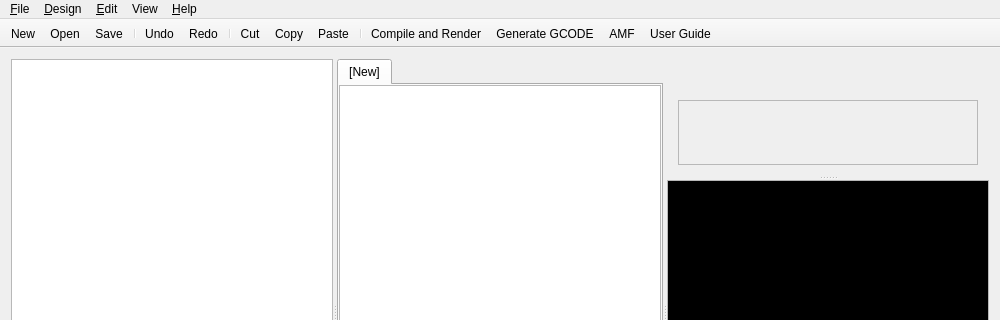
Above: src/ui/mainwindow.ui from GilesBathgate/RapCAD before the change; both pictures show x 0 to 1000 and y 0 to 320 of the 1000 by 600 pixel window. Below: the same form after it.
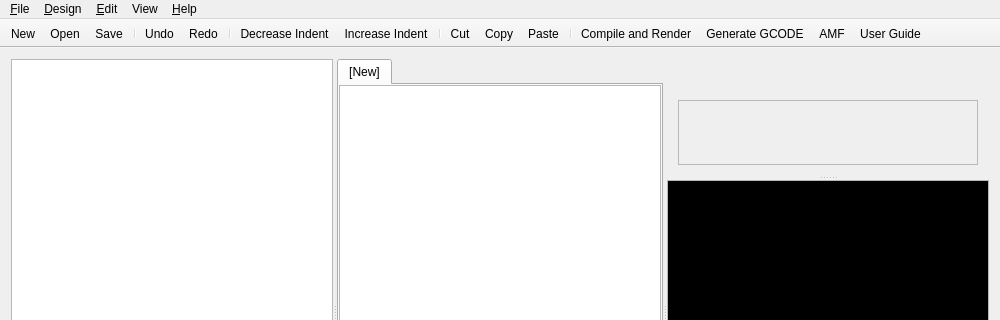
That is the form after the change. Icons and pictures are not drawn. Custom widgets are drawn as their Qt base class.

Commit message: Add selected text indent/unindent

What changed in the file:
```diff
--- a/src/ui/mainwindow.ui
+++ b/src/ui/mainwindow.ui
@@ -284,6 +284,9 @@
    <addaction name="actionUndo"/>
    <addaction name="actionRedo"/>
    <addaction name="separator"/>
+   <addaction name="actionDecreaseIndent"/>
+   <addaction name="actionIncreaseIndent"/>
+   <addaction name="separator"/>
    <addaction name="actionCut"/>
    <addaction name="actionCopy"/>
    <addaction name="actionPaste"/>
@@ -858,6 +861,28 @@
     <string>SVG (2D)</string>
    </property>
   </action>
+  <action name="actionIncreaseIndent">
+   <property name="icon">
+    <iconset theme="format-indent-more"/>
+   </property>
+   <property name="text">
+    <string>Increase Indent</string>
+   </property>
+   <property name="toolTip">
+    <string>Increase the indentation of the selected text</string>
+   </property>
+  </action>
+  <action name="actionDecreaseIndent">
+   <property name="icon">
+    <iconset theme="format-indent-less"/>
+   </property>
+   <property name="text">
+    <string>Decrease Indent</string>
+   </property>
+   <property name="toolTip">
+    <string>Decrease the indentation of the selected text</string>
+   </property>
+  </action>
  </widget>
  <layoutdefault spacing="6" margin="11"/>
  <customwidgets>
```
The commit also changes 5 other files.
